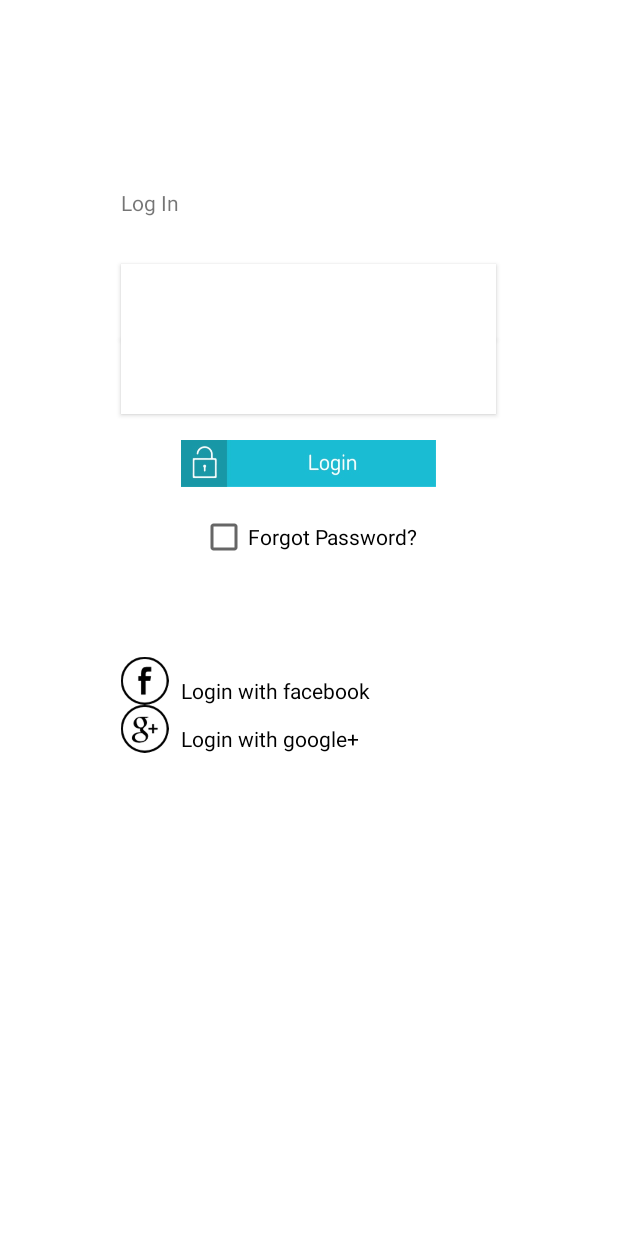
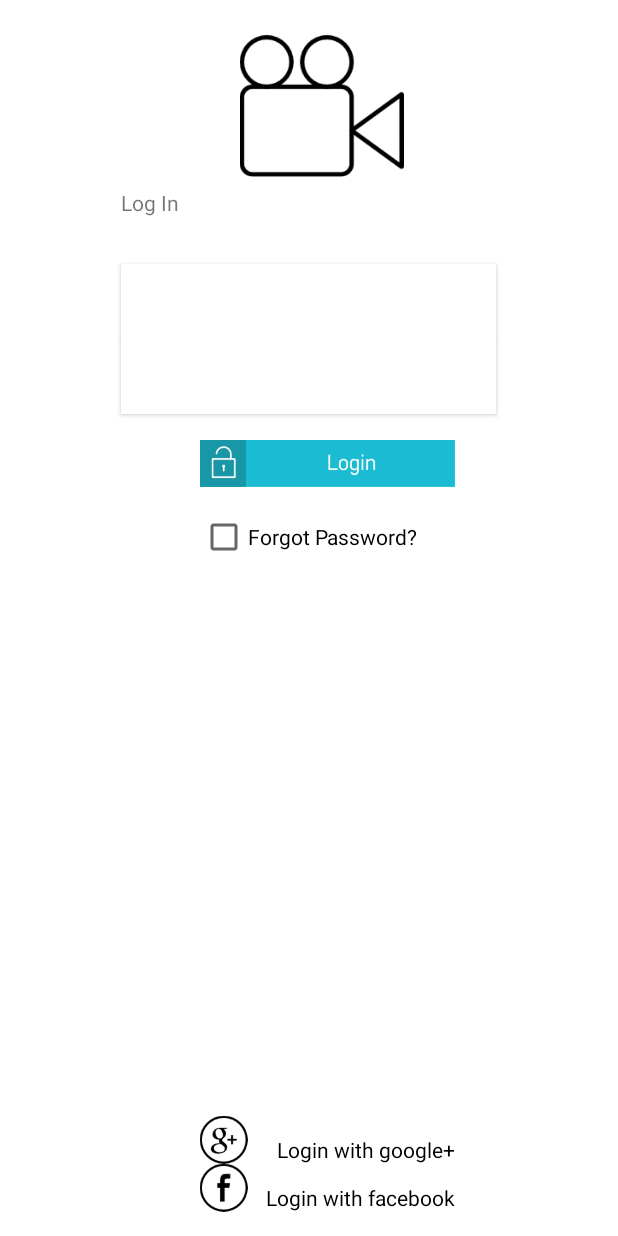
Before and after one commit to VishnuRajcode4passion/MovieMeter, an Android app: the screen it shows after launch (LoginActivity), on a phone screen of 412 x 824 dp. Run offline under Robolectric (Android 15) with nearby library versions, the phone set to English and light mode, and no system bars.

Commit message:
no message

```diff
--- a/app/src/main/java/com/example/machine2/moviesss/ImageAdapter.java
+++ b/app/src/main/java/com/example/machine2/moviesss/ImageAdapter.java
@@ -20,6 +20,7 @@ public class ImageAdapter extends BaseAdapter {
     List<MoviesResponse.ResultsBean> results;
     MoviesResponse.ResultsBean item;
     ImageView img;
+
 
     String imageUrl;
     String image;
--- a/app/src/main/res/layout/content_login.xml
+++ b/app/src/main/res/layout/content_login.xml
@@ -93,7 +93,7 @@
         android:id="@+id/imageView6"
         android:src="@drawable/login"
         android:layout_below="@+id/card_view2"
-        android:layout_centerHorizontal="true" />
+        android:layout_alignStart="@+id/checkBox" />
 
     <TextView
         android:layout_width="wrap_content"
@@ -118,36 +118,42 @@
         android:layout_height="wrap_content"
         android:id="@+id/imageView7"
         android:src="@drawable/fb"
-        android:layout_marginTop="64dp"
-        android:layout_below="@+id/checkBox"
-        android:layout_alignStart="@+id/card_view2" />
+        android:layout_alignParentBottom="true"
+        android:layout_alignStart="@+id/checkBox" />
 
     <ImageView
         android:layout_width="wrap_content"
         android:layout_height="wrap_content"
         android:id="@+id/imageView8"
         android:src="@drawable/google"
-        android:layout_below="@+id/imageView7"
+        android:layout_above="@+id/imageView7"
         android:layout_alignStart="@+id/imageView7" />
 
     <TextView
         android:layout_width="wrap_content"
         android:layout_height="wrap_content"
-        android:text="Login with facebook"
+        android:text="Login with google+"
         android:id="@+id/textView8"
         android:textColor="#000000"
-        android:layout_alignBottom="@+id/imageView7"
-        android:layout_alignStart="@+id/imageView6" />
+        android:layout_alignBottom="@+id/imageView8"
+        android:layout_alignEnd="@+id/imageView6" />
 
     <TextView
         android:layout_width="wrap_content"
         android:layout_height="wrap_content"
-        android:text="Login with google+"
+        android:text="Login with facebook"
         android:id="@+id/textView9"
         android:textColor="#000000"
-        android:layout_alignBottom="@+id/imageView8"
-        android:layout_alignStart="@+id/textView8"
+        android:layout_alignBottom="@+id/imageView7"
         android:layout_alignEnd="@+id/textView8" />
+
+    <ImageView
+        android:layout_width="wrap_content"
+        android:layout_height="wrap_content"
+        android:id="@+id/imageView9"
+        android:src="@drawable/technology"
+        android:layout_above="@+id/textView7"
+        android:layout_alignEnd="@+id/checkBox" />
 
 
 </RelativeLayout>
```
Also changed, not shown: app/src/main/java/com/example/machine2/moviesss/LoginActivity.java (+17 -0 lines), app/src/main/java/com/example/machine2/moviesss/UrlProvider.java (+7 -1 lines).
